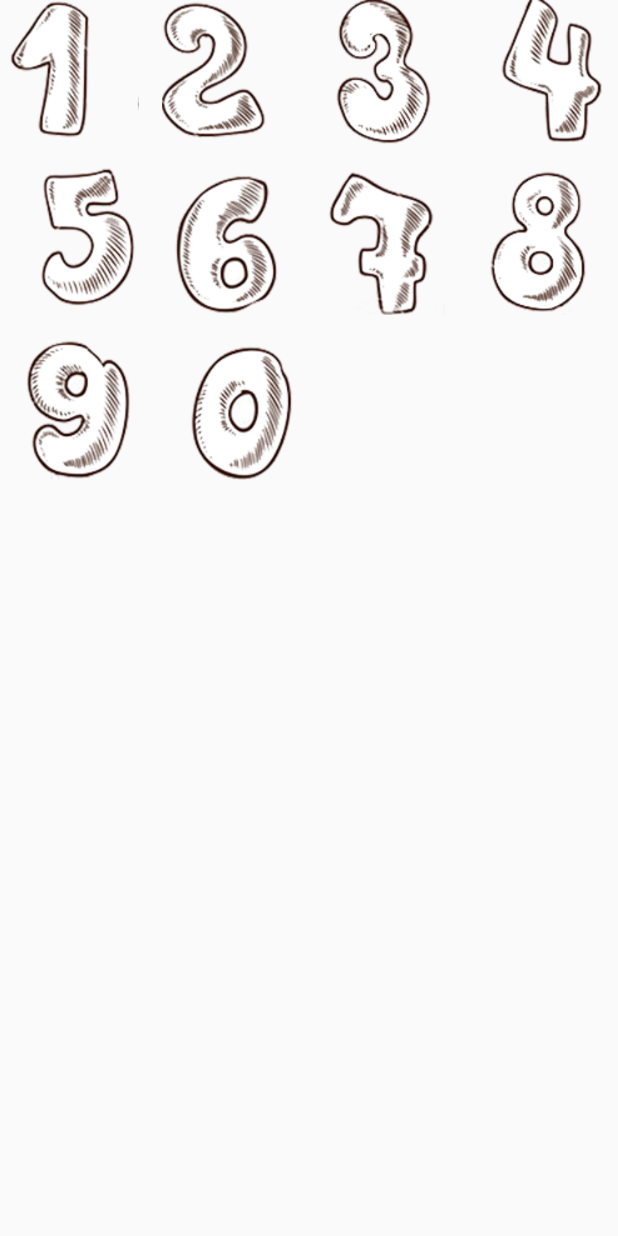
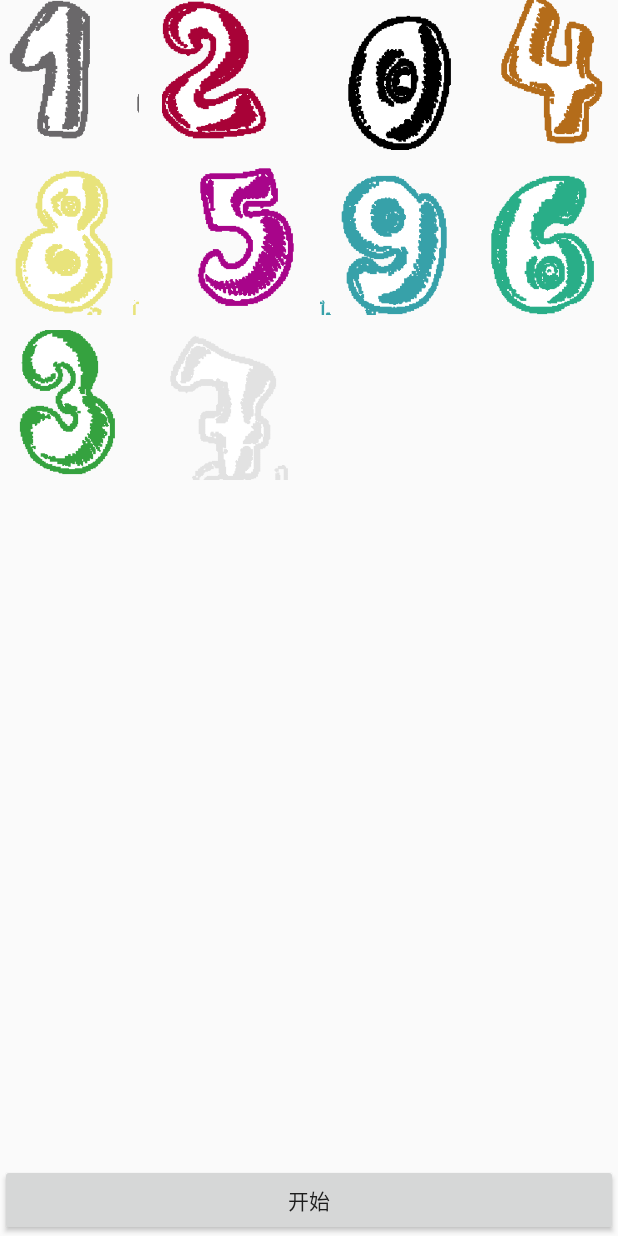
Before and after one commit to liangdongbo/ChenKeZhao, an Android app: the MemoryActivity screen opened directly, with no data from a screen before it, on a phone screen of 412 x 824 dp. Run offline under Robolectric (Android 15) with nearby library versions, the phone set to English and light mode, and no system bars.

Commit message:
菜单二，记忆力

```diff
--- a/app/src/main/java/com/ckz/thought/app/MemoryActivity.java
+++ b/app/src/main/java/com/ckz/thought/app/MemoryActivity.java
@@ -3,21 +3,31 @@ package com.ckz.thought.app;
 import android.content.res.Resources;
 import android.graphics.Bitmap;
 import android.os.Bundle;
+import android.os.Handler;
+import android.os.Message;
 import android.support.v7.app.AppCompatActivity;
+import android.view.MotionEvent;
 import android.view.View;
 import android.view.ViewGroup;
 import android.widget.BaseAdapter;
+import android.widget.Button;
 import android.widget.GridView;
 import android.widget.ImageView;
 import android.widget.SimpleAdapter;
+import android.widget.Toast;
 
 import com.ckz.thought.R;
 import com.ckz.thought.utils.BitmapUtils;
+import com.ckz.thought.utils.TimerUtils;
 
 import java.util.ArrayList;
+import java.util.Arrays;
+import java.util.Collections;
 import java.util.HashMap;
 import java.util.List;
 import java.util.Map;
+import java.util.Timer;
+import java.util.TimerTask;
 
 /**
  * Created by kaiser on 2015/10/27.
@@ -27,33 +37,166 @@ import java.util.Map;
 public class MemoryActivity extends AppCompatActivity {
 
     private GridView gridView;
-    private List<Map<String,Object>> resource;//gridview适配器数据源
+    private List<Map<String, Object>> resource;//gridview适配器数据源
     private BitmapUtils bitmapUtils;//位图处理工具类
+    private List<Map<String, Object>> bitmaps;//获取0~9数字的位图数组
+    private int count = 0;//设置显示多少个数字
+    private Long result;//正确结果
+    private Long recordResult;//记录结果
+    //九宫格按钮颜色数组
+    int[] btnColors;
+    //提醒任务
+    private TimerUtils timerUtils;//记录触发时间
+    private TimerUtils timerTime;//记录秒
+    private int setTimeout = 3;
+    private final int TIMEOUT = 1;//超时处理
+    private final int LOOP=2;//循环处理
+    private int second  = 1;//记录秒
 
-    private Bitmap[] bitmaps;
+
+    private ImageView[] btns;//记录按钮集合
+    private int[] btnNum;//按钮对应的数字
+
+    private Button btn_memory_go;
+    private Button btn_memory_end;
 
     private Resources res;
 
+    //消息处理机制
+    private final Handler myHandler = new Handler() {
+        public void handleMessage(Message msg) {
+            switch (msg.what) {
+                case TIMEOUT://游戏计时开始
+                    refreshNumbers(bitmaps.size());
+                    timerUtils.clearTimeout();
+                    break;
+                case LOOP ://循环处理
+                    btn_memory_end.setText("计时中..."+second);
+                    if(second==3){
+                        timerTime.clearTimeout();
+                        btn_memory_end.setText("请按顺序输入数字...");
+                        btn_memory_end.setClickable(false);
+                        //注册按钮事件
+                        int length = btns.length;
+                        for(int i=0;i<length;i++){
+                            btns[i].setClickable(true);//按钮事件
+                            btns[i].setOnTouchListener(new BtnTouchListener());
+                        }
+                    }
+                    second++;
+                    break;
+            }
+        }
+    };
+
+
+    /**
+     * 触摸事件
+     */
+    private class BtnTouchListener implements View.OnTouchListener{
+
+        @Override
+        public boolean onTouch(View v, MotionEvent event) {
+
+            if(event.getAction()==MotionEvent.ACTION_DOWN){//按下
+                int length = btns.length;
+                for(int i=0;i<length;i++){
+                    if(v==btns[i]){
+                        Toast.makeText(MemoryActivity.this, "代表数字："+btnNum[i], Toast.LENGTH_SHORT).show();
+                    }
+                }
+            }
+            if(event.getAction()==MotionEvent.ACTION_UP){//弹起
+
+            }
+            return false;
+        }
+    }
+    /**
+     * 单击监听事件
+     */
+    private class BtnClickListener implements View.OnClickListener {
+
+        @Override
+        public void onClick(View v) {
+            switch (v.getId()){
+                case R.id.btn_memory_go :
+                    //开始游戏
+                    timerUtils.setTimeout(setTimeout);
+                    refreshNumbers(3);
+                    //记录秒
+                    timerTime.setTimeout(1);
+                    //改变按钮属性
+                    btn_memory_go.setId(R.id.btn_memory_end);
+                    btn_memory_end = (Button) findViewById(R.id.btn_memory_end);
+                    break;
+                case R.id.btn_memory_end :
+                    //结束游戏
+                    timerUtils.clearTimeout();
+                    timerTime.clearTimeout();
+                    second=1;
+                    //重新布置数字显示
+                    refreshNumbers(bitmaps.size());
+                    //改变按钮属性
+                    btn_memory_go.setText("开始");
+                    btn_memory_go.setId(R.id.btn_memory_go);
+                    break;
+            }
+        }
+    }
+
     @Override
     protected void onCreate(Bundle savedInstanceState) {
-
         super.onCreate(savedInstanceState);
         setContentView(R.layout.activity_memory);
         gridView = (GridView) findViewById(R.id.gridView);
+        bitmapUtils = new BitmapUtils();
+        res = getResources();
+        //九宫格按钮颜色数组
+        btnColors = new int[]{
+                res.getColor(R.color.btn_go_one),
+                res.getColor(R.color.btn_go_two),
+                res.getColor(R.color.btn_go_three),
+                res.getColor(R.color.btn_go_four),
+                res.getColor(R.color.btn_go_five),
+                res.getColor(R.color.btn_go_six),
+                res.getColor(R.color.btn_go_seven),
+                res.getColor(R.color.btn_go_eight),
+                res.getColor(R.color.btn_go_nine),
+                res.getColor(R.color.btn_go_zero)
+        };
+        bitmaps = bitmapUtils.getSquaredUpNum(this, R.drawable.app_go_number,btnColors);
 
-        bitmapUtils = new BitmapUtils();
-        bitmaps = bitmapUtils.getSquaredUpNum(this,R.drawable.app_go_number);
+        btn_memory_go = (Button) findViewById(R.id.btn_memory_go);
 
-        res = getResources();
+        btn_memory_go.setOnClickListener(new BtnClickListener());
 
 
+        //初始化消息处理机制
+        timerUtils = new TimerUtils(myHandler);
+        timerUtils.setSequence(TIMEOUT);
+        //记录秒
+        timerTime = new TimerUtils(myHandler);
+        timerTime.setSequence(LOOP);
 
+        btns = new ImageView[bitmaps.size()];
+        btnNum = new int[bitmaps.size()];
     }
 
     @Override
     protected void onStart() {
         super.onStart();
+        //显示数字
+        refreshNumbers(bitmaps.size());
+    }
 
+    /**
+     * 重新加载布局数字显示
+     */
+    private void refreshNumbers(int n) {
+        count = n;
+        //随机排序按钮图片资源List
+        Collections.shuffle(bitmaps);
         MyAdapter myAdapter = new MyAdapter();
         gridView.setAdapter(myAdapter);
         myAdapter.notifyDataSetChanged();
@@ -63,11 +206,11 @@ public class MemoryActivity extends AppCompatActivity {
     /**
      * 自定定义的适配器
      */
-    class MyAdapter extends BaseAdapter{
+    private class MyAdapter extends BaseAdapter {
 
         @Override
         public int getCount() {
-            return bitmaps.length;
+            return count;
         }
 
         @Override
@@ -82,9 +225,12 @@ public class MemoryActivity extends AppCompatActivity {
 
         @Override
         public View getView(int position, View convertView, ViewGroup parent) {
-            View view = View.inflate(getApplicationContext(),R.layout.activity_memory_item,null);
+            //适配器
+            View view = View.inflate(getApplicationContext(), R.layout.activity_memory_item, null);
             ImageView iv = (ImageView) view.findViewById(R.id.imageView);
-            iv.setImageBitmap(bitmaps[position]);
+            btns[position] = iv;
+            btnNum[position] = (int) bitmaps.get(position).get("number");
+            iv.setImageBitmap((Bitmap) bitmaps.get(position).get("bitmap"));
             return view;
         }
     }
--- a/app/src/main/java/com/ckz/thought/utils/BitmapUtils.java
+++ b/app/src/main/java/com/ckz/thought/utils/BitmapUtils.java
@@ -12,6 +12,14 @@ import android.view.View;
 import android.view.ViewGroup;
 
 import com.ckz.thought.R;
+
+import java.util.ArrayList;
+import java.util.Arrays;
+import java.util.Collections;
+import java.util.HashMap;
+import java.util.List;
+import java.util.Map;
+import java.util.Objects;
 
 /**
  * Created by kaiser on 2015/10/31.
@@ -225,9 +233,16 @@ public class BitmapUtils {
      * 九宫格图片截取数字
      * @param context 上下文
      * @param resid 九宫格图片ID
+     * @param btnColors 颜色集数组
      * @return
      */
-    public Bitmap[] getSquaredUpNum(Context context,int resid){
+    public List<Map<String,Object>> getSquaredUpNum(Context context,int resid,int[] btnColors){
+
+        //洗牌颜色数组
+        List colors = Arrays.asList(btnColors);
+        Collections.shuffle(colors);
+
+        List<Map<String,Object>> list = new ArrayList<Map<String,Object>>();
         Bitmap bitmap = BitmapFactory.decodeResource(context.getResources(), resid);
         //封装成数组
         int size = 10;
@@ -235,17 +250,23 @@ public class BitmapUtils {
         int height = bitmap.getHeight();
         int x = width/5;
         int y = height/2;
-        Bitmap[] bitmaps = new Bitmap[size];
         int j  = 0;
         for(int i=0;i<size;i++){
+            Map<String,Object> map = new HashMap<String,Object>();
             if(i<5){
                 j=i;
             }else{
                 j=i-5;
             }
-            bitmaps[i] = Bitmap.createBitmap(bitmap,j*x,i>4?y:0,x,y);
+
+            Bitmap b = Bitmap.createBitmap(bitmap, j * x, i > 4 ? y : 0, x, y);
+            b = setBitmapPixel(b,0,0,x,y,btnColors[i]);
+            map.put("bitmap",b);
+            map.put("number",(i+1));
+            list.add(map);
+
         }
-        return bitmaps;
+        return list;
     }
 
 
--- /dev/null
+++ b/app/src/main/java/com/ckz/thought/utils/TimerUtils.java
@@ -0,0 +1,77 @@
+package com.ckz.thought.utils;
+
+import android.os.Handler;
+import android.os.Message;
+
+import java.util.Timer;
+import java.util.TimerTask;
+
+/**
+ * Created by win7 on 2015/11/9.
+ * 定时器工具类
+ */
+public class TimerUtils {
+    private Timer timer;
+
+    //消息处理机制
+    private Handler myHandler;
+
+    //消息机制的序列号设置
+    private int sequence;
+
+
+    private TimerUtils(){
+        super();
+    }
+
+    /**
+     * 构造函数初始化 Handler 消息处理机制
+     * @param handler 消息处理机制对象
+     */
+    public TimerUtils(Handler handler){
+        myHandler = handler;
+    }
+
+    /**
+     * 消息机制序列号的设置
+     * @param number
+     */
+    public void setSequence(int number){
+        sequence = number;
+    }
+
+
+    /**
+     * 提醒任务
+     */
+    private class RemindTask extends TimerTask {
+        @Override
+        public void run() {
+            Message message = new Message();
+            message.what = sequence;
+            myHandler.sendMessage(message);
+        }
+    }
+
+    /**
+     * 设置计时，秒为单位
+     *
+     * @param seconds
+     */
+    public void setTimeout(int seconds) {
+        timer = new Timer();
+        //第一次多久触发，之后每次多久触发
+        timer.schedule(new RemindTask(), seconds * 1000,seconds * 1000);
+    }
+
+    /**
+     * 取消计时器任务
+     */
+    public void clearTimeout() {
+        if (timer != null) {
+            timer.cancel();
+            timer.purge();
+            timer = null;
+        }
+    }
+}
--- a/app/src/main/res/layout/activity_memory.xml
+++ b/app/src/main/res/layout/activity_memory.xml
@@ -1,8 +1,7 @@
 <?xml version="1.0" encoding="utf-8"?>
-<LinearLayout xmlns:android="http://schemas.android.com/apk/res/android"
+<RelativeLayout xmlns:android="http://schemas.android.com/apk/res/android"
     android:layout_width="match_parent"
-    android:layout_height="match_parent"
-    android:orientation="vertical">
+    android:layout_height="match_parent">
 
     <GridView
         android:id="@+id/gridView"
@@ -12,6 +11,13 @@
         android:columnWidth="90dp"
         android:stretchMode="columnWidth"
         android:verticalSpacing="10dp"
-        android:horizontalSpacing="10dp"
-        android:layout_gravity="center_horizontal" />
-</LinearLayout>
+        android:horizontalSpacing="10dp"/>
+    <Button
+        android:id="@+id/btn_memory_go"
+        android:layout_width="match_parent"
+        android:layout_height="wrap_content"
+        android:layout_alignParentBottom="true"
+        android:layout_alignParentLeft="true"
+        android:layout_alignParentStart="true"
+        android:text="开始"/>
+</RelativeLayout>
--- /dev/null
+++ b/app/src/main/res/values/ids.xml
@@ -0,0 +1,4 @@
+<?xml version="1.0" encoding="utf-8"?>
+<resources>
+    <item name="btn_memory_end" type="id">1212101120</item>
+</resources>
```
Also changed, not shown: 1 other file.
